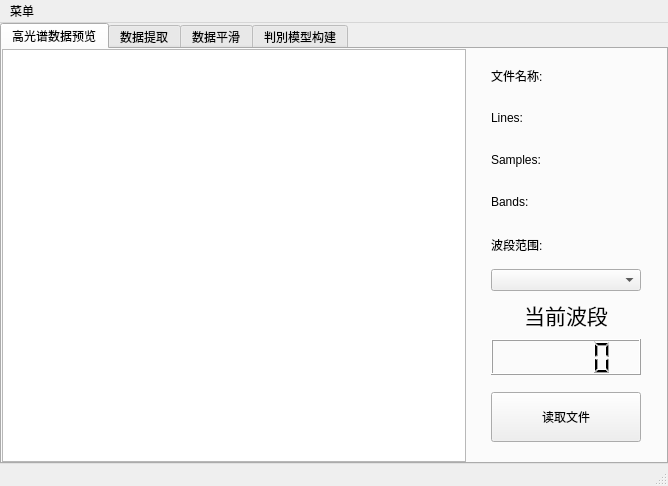
Above: MainWindow.ui from ygjia/HyperspectralData-Processing-Tool before the change. Below: the same form after it.
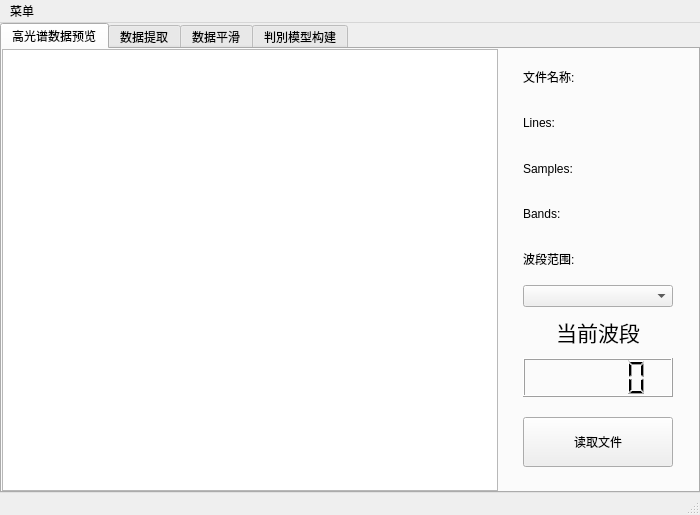
That is the form after the change. The open tabs and pages were chosen to show the change.

Commit message: fix the bug of select region by mouse

Patch:
```diff
--- a/MainWindow.ui
+++ b/MainWindow.ui
@@ -6,8 +6,8 @@
    <rect>
     <x>0</x>
     <y>0</y>
-    <width>668</width>
-    <height>486</height>
+    <width>700</width>
+    <height>515</height>
    </rect>
   </property>
   <property name="windowTitle">
@@ -800,7 +800,7 @@
     <rect>
      <x>0</x>
      <y>0</y>
-     <width>668</width>
+     <width>700</width>
      <height>23</height>
     </rect>
    </property>
```
Left out of the diff: 2 changed lines with no effect on the pictures. The commit also changes 2 other files.
